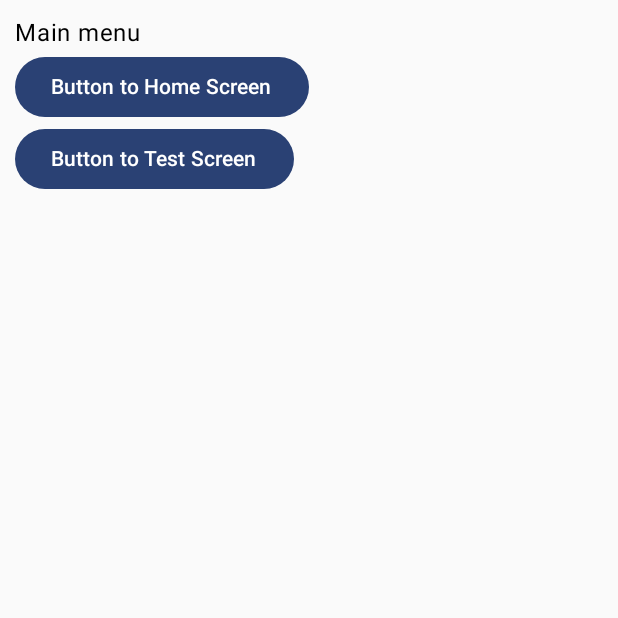
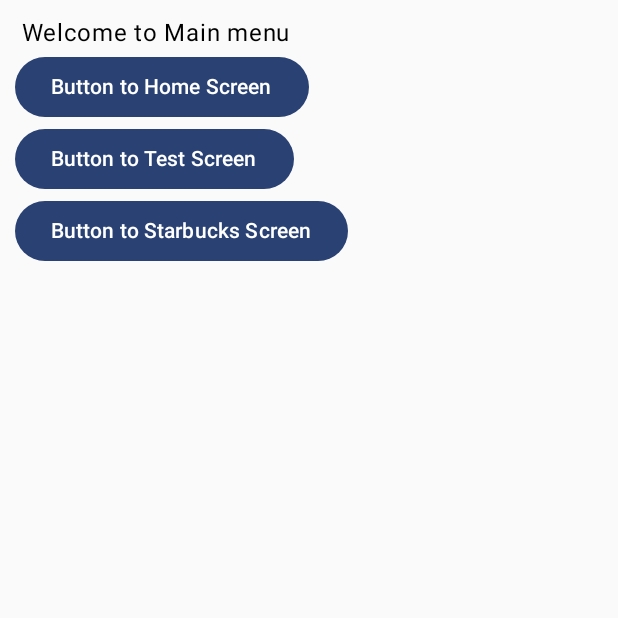
Before and after one commit to 04-velasco-mariana/WorkClass, an Android app built with Jetpack Compose: the screen it shows after launch (MainActivity), on a phone screen of 412 x 824 dp, the top half of it. Run offline under Robolectric (Android 15) with nearby library versions, the phone set to English and light mode, and no system bars.

Commit message:
Commit for Scan Button, and final detai

```diff
--- a/app/src/main/java/com/example/workclass/MainActivity.kt
+++ b/app/src/main/java/com/example/workclass/MainActivity.kt
@@ -1,4 +1,5 @@
 package com.example.workclass
+
 
 import android.os.Bundle
 import android.provider.CalendarContract.Colors
@@ -42,8 +43,11 @@ import androidx.navigation.compose.composable
 import androidx.navigation.compose.rememberNavController
 import com.example.workclass.ui.screens.HomeScreen
 import com.example.workclass.ui.screens.MainMenuScreen
+import com.example.workclass.ui.screens.StarbucksInterface
 import com.example.workclass.ui.screens.TestScreen
 import com.example.workclass.ui.theme.WorkClassTheme
+import com.example.workclass.ui.screens.StarbucksInterface
+
 import java.security.AccessController
 
 class MainActivity : ComponentActivity() {
@@ -197,6 +201,10 @@ fun SetupNavGraph(navController: NavHostController){
         composable("main_menu"){ MainMenuScreen(navController)}
         composable("home_screen"){ HomeScreen(navController)}
         composable("test_screen"){ TestScreen(navController) }
+        composable("interface"){ StarbucksInterface(navController) }
+
+
+
 
     }
 
--- a/app/src/main/java/com/example/workclass/ui/screens/HomeScreen.kt
+++ b/app/src/main/java/com/example/workclass/ui/screens/HomeScreen.kt
@@ -37,6 +37,7 @@ fun HomeScreen (navController: NavHostController){
         modifier = Modifier
             .padding(0.dp, 60.dp, 0.dp, 60.dp)
             .fillMaxSize()
+
 
     ){
         ContentOne()
--- a/app/src/main/java/com/example/workclass/ui/screens/MainMenuScreen.kt
+++ b/app/src/main/java/com/example/workclass/ui/screens/MainMenuScreen.kt
@@ -42,7 +42,7 @@ fun MainMenuScreen (navController: NavHostController){
             .fillMaxSize()
 
     ){
-        Text("Main menu")
+        Text(" Welcome to Main menu")
         Button(
             onClick = { navController.navigate("home_screen")}
         ) {
@@ -54,6 +54,14 @@ fun MainMenuScreen (navController: NavHostController){
         ) {
             Text("Button to Test Screen")
         }
+        Button(
+            onClick = { navController.navigate("interface")}
+        ) {
+            Text("Button to Starbucks Screen")
+        }
+
+
+
 
 
 
--- a/app/src/main/java/com/example/workclass/ui/screens/StarbucksInterface.kt
+++ b/app/src/main/java/com/example/workclass/ui/screens/StarbucksInterface.kt
@@ -239,14 +239,14 @@ fun FloatingScanButton(navController: NavController){ //boton de Scan
         modifier = Modifier
             .fillMaxSize()
             .padding(bottom = 90.dp, end = 16.dp),
-        contentAlignment = Alignment.BottomCenter
+        contentAlignment = Alignment.BottomEnd
     ){
         Button(
             onClick = {navController.navigate("scan_screen")},
             colors = ButtonDefaults.buttonColors(containerColor = colorResource(id=R.color.sacramento)),
             shape=  RoundedCornerShape(50),
             modifier = Modifier
-                .padding(bottom = 16.dp)
+                .padding(bottom = 16.dp, end = 16.dp)
 
         ) {
                 Text("Scan", color = Color.White, fontSize = 16.sp)
--- a/gradle/libs.versions.toml
+++ b/gradle/libs.versions.toml
@@ -11,6 +11,7 @@ composeBom = "2024.04.01"
 navigationCompose = "2.8.7"
 navigationRuntimeAndroid = "2.9.0-alpha06"
 navigationRuntimeKtx = "2.8.7"
+cameraCore = "1.4.1"
 
 [libraries]
 androidx-core-ktx = { group = "androidx.core", name = "core-ktx", version.ref = "coreKtx" }
@@ -30,6 +31,7 @@ androidx-material3 = { group = "androidx.compose.material3", name = "material3"
 androidx-navigation-compose = { group = "androidx.navigation", name = "navigation-compose", version.ref = "navigationCompose" }
 androidx-navigation-runtime-android = { group = "androidx.navigation", name = "navigation-runtime-android", version.ref = "navigationRuntimeAndroid" }
 androidx-navigation-runtime-ktx = { group = "androidx.navigation", name = "navigation-runtime-ktx", version.ref = "navigationRuntimeKtx" }
+androidx-camera-core = { group = "androidx.camera", name = "camera-core", version.ref = "cameraCore" }
 
 [plugins]
 android-application = { id = "com.android.application", version.ref = "agp" }
```
Also changed, not shown: app/src/main/java/com/example/workclass/ui/screens/ScanScreen.kt (added, +63 -0 lines), app/src/main/res/drawable/qr_code.jpeg (added).
